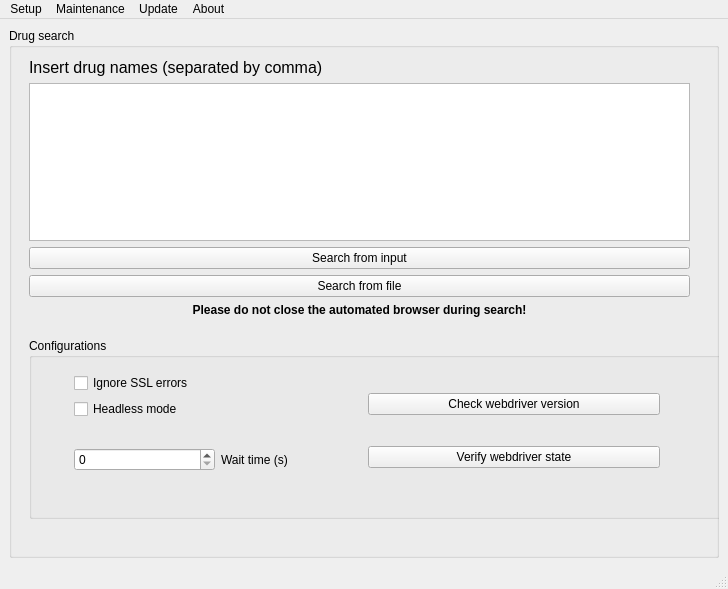
Qt form EMADB/commons/interface/layout/window.ui (CTCycle/EMADB-Autopilot) before a commit.
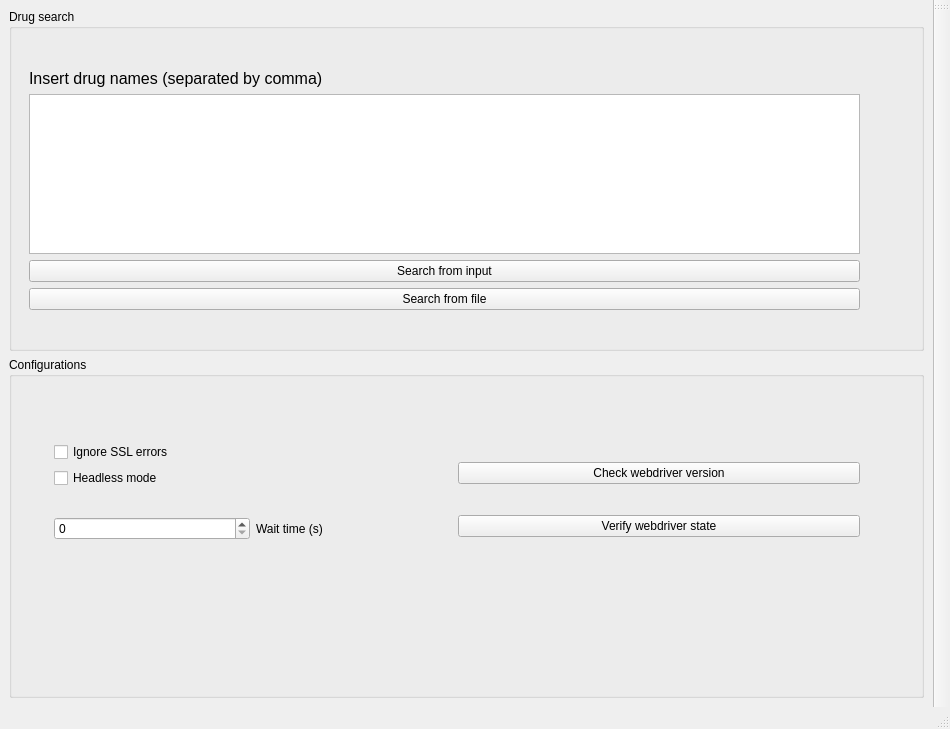
The same form after that commit.

```diff
--- a/EMADB/commons/interface/layout/window.ui
+++ b/EMADB/commons/interface/layout/window.ui
@@ -6,18 +6,22 @@
    <rect>
     <x>0</x>
     <y>0</y>
-    <width>728</width>
-    <height>589</height>
+    <width>950</width>
+    <height>729</height>
    </rect>
   </property>
+  <property name="minimumSize">
+   <size>
+    <width>950</width>
+    <height>700</height>
+   </size>
+  </property>
   <property name="windowTitle">
    <string>MainWindow</string>
   </property>
   <widget class="QWidget" name="centralwidget">
    <layout class="QGridLayout" name="gridLayout">
     <item row="0" column="0">
-     <layout class="QVBoxLayout" name="verticalLayout_5">
-      <item>
        <widget class="QGroupBox" name="groupBoxDrugSearch">
         <property name="title">
          <string>Drug search</string>
@@ -26,9 +30,9 @@
          <property name="geometry">
           <rect>
            <x>20</x>
-           <y>30</y>
-           <width>661</width>
-           <height>259</height>
+         <y>60</y>
+         <width>831</width>
+         <height>241</height>
           </rect>
          </property>
          <layout class="QVBoxLayout" name="verticalLayout">
@@ -56,27 +60,12 @@
             </property>
            </widget>
           </item>
-          <item>
-           <widget class="QLabel" name="label">
-            <property name="text">
-             <string>&lt;html&gt;&lt;head/&gt;&lt;body&gt;&lt;p&gt;&lt;span style=&quot; font-weight:700;&quot;&gt;Please do not close the automated browser during search!&lt;/span&gt;&lt;/p&gt;&lt;/body&gt;&lt;/html&gt;</string>
-            </property>
-            <property name="alignment">
-             <set>Qt::AlignmentFlag::AlignCenter</set>
-            </property>
-           </widget>
-          </item>
-         </layout>
-        </widget>
+       </layout>
+      </widget>
+     </widget>
+    </item>
+    <item row="1" column="0">
         <widget class="QGroupBox" name="groupBoxConfigurations">
-         <property name="geometry">
-          <rect>
-           <x>20</x>
-           <y>310</y>
-           <width>708</width>
-           <height>181</height>
-          </rect>
-         </property>
          <property name="title">
           <string>Configurations</string>
          </property>
@@ -84,8 +73,8 @@
           <property name="geometry">
            <rect>
             <x>40</x>
-            <y>30</y>
-            <width>591</width>
+         <y>80</y>
+         <width>811</width>
             <height>127</height>
            </rect>
           </property>
@@ -160,9 +149,6 @@
           </layout>
          </widget>
         </widget>
-       </widget>
-      </item>
-     </layout>
     </item>
    </layout>
   </widget>
@@ -171,40 +157,23 @@
     <rect>
      <x>0</x>
      <y>0</y>
-     <width>728</width>
+     <width>950</width>
      <height>27</height>
     </rect>
    </property>
-   <widget class="QMenu" name="menuUpdate">
-    <property name="title">
-     <string>Update</string>
-    </property>
-    <addaction name="action_look_for_updates"/>
-   </widget>
-   <widget class="QMenu" name="menuSetup">
-    <property name="title">
-     <string>Setup</string>
-    </property>
-    <addaction name="action_run_installer"/>
-    <addaction name="action_run_developer_mode_install"/>
-   </widget>
-   <widget class="QMenu" name="menuMaintenance">
-    <property name="title">
-     <string>Maintenance</string>
-    </property>
-    <addaction name="action_remove_all_logs"/>
-   </widget>
-   <widget class="QMenu" name="menuAbout">
-    <property name="title">
-     <string>About</string>
-    </property>
-   </widget>
-   <addaction name="menuSetup"/>
-   <addaction name="menuMaintenance"/>
-   <addaction name="menuUpdate"/>
-   <addaction name="menuAbout"/>
   </widget>
   <widget class="QStatusBar" name="statusBar"/>
+  <widget class="QToolBar" name="toolBar">
+   <property name="windowTitle">
+    <string>toolBar</string>
+   </property>
+   <attribute name="toolBarArea">
+    <enum>RightToolBarArea</enum>
+   </attribute>
+   <attribute name="toolBarBreak">
+    <bool>false</bool>
+   </attribute>
+  </widget>
   <action name="action_run_installer">
    <property name="text">
     <string>Run installer</string>
```
Lines whose indentation alone changed are shown as unchanged.
